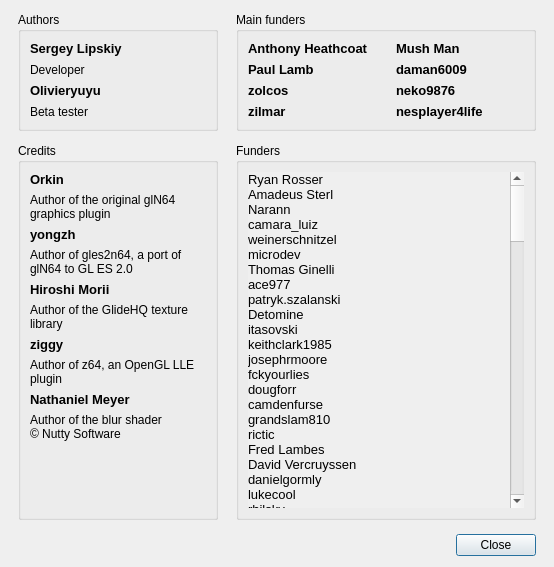
Above: src/GLideNUI/AboutDialog.ui from gonetz/GLideN64 before the change. Below: the same form after it.
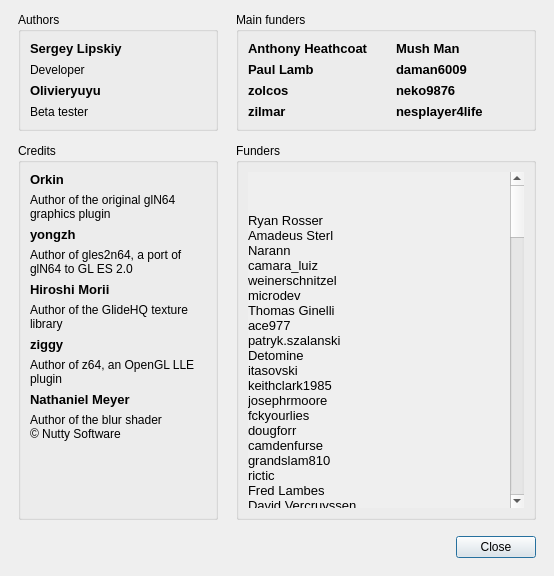
That is the form after the change. Icons and pictures are not drawn.

Commit message: Small Close button alignment change

What changed in the file:
```diff
--- a/src/GLideNUI/AboutDialog.ui
+++ b/src/GLideNUI/AboutDialog.ui
@@ -9,7 +9,7 @@
    <rect>
     <x>0</x>
     <y>0</y>
-    <width>518</width>
+    <width>558</width>
     <height>544</height>
    </rect>
   </property>
@@ -36,6 +36,9 @@
    <property name="rightMargin">
     <number>18</number>
    </property>
+   <property name="bottomMargin">
+    <number>18</number>
+   </property>
    <item>
     <layout class="QVBoxLayout" name="verticalLayout">
      <property name="spacing">
@@ -289,7 +292,7 @@
         <number>18</number>
        </property>
        <property name="bottomMargin">
-        <number>8</number>
+        <number>10</number>
        </property>
        <item>
         <widget class="QGroupBox" name="aboutCredits">
@@ -520,6 +523,14 @@
              <bool>false</bool>
             </property>
             <widget class="QWidget" name="scrollAreaWidgetContents">
+             <property name="geometry">
+              <rect>
+               <x>0</x>
+               <y>0</y>
+               <width>166</width>
+               <height>2006</height>
+              </rect>
+             </property>
              <layout class="QVBoxLayout" name="verticalLayout_8">
               <property name="leftMargin">
                <number>0</number>
```
